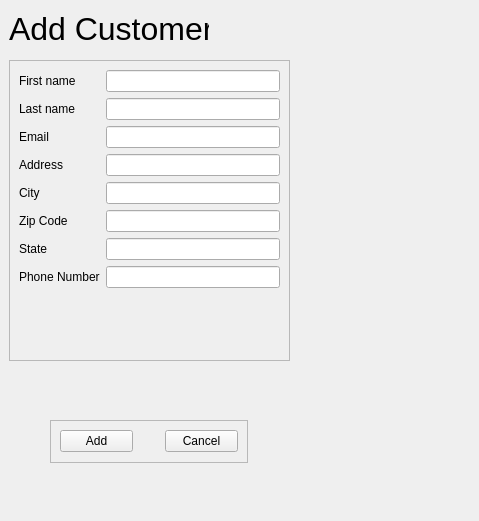
The window that addcustomer.ui (ButterSydUp/Blockbusted) describes before a commit, drawn with Qt 5.
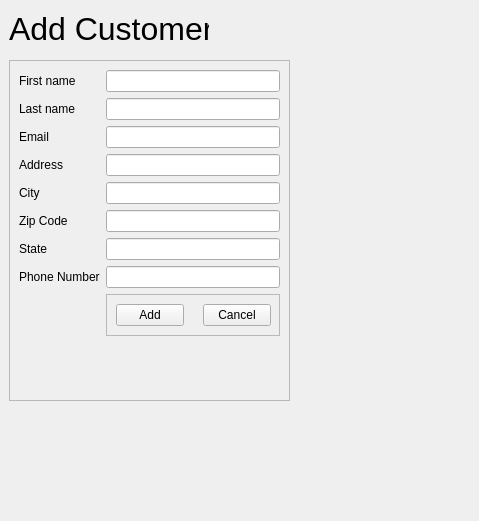
The same window after the commit.

```diff
--- a/addcustomer.ui
+++ b/addcustomer.ui
@@ -37,7 +37,7 @@
      <x>9</x>
      <y>60</y>
      <width>281</width>
-     <height>301</height>
+     <height>341</height>
     </rect>
    </property>
    <property name="frameShape">
@@ -149,17 +149,15 @@
       </property>
      </widget>
     </item>
-   </layout>
-  </widget>
+    <item row="16" column="0">
+     <widget class="QLabel" name="errorLabel">
+      <property name="text">
+       <string/>
+      </property>
+     </widget>
+    </item>
+    <item row="16" column="1">
   <widget class="QFrame" name="frame_2">
-   <property name="geometry">
-    <rect>
-     <x>50</x>
-     <y>420</y>
-     <width>198</width>
-     <height>43</height>
-    </rect>
-   </property>
    <property name="frameShape">
     <enum>QFrame::StyledPanel</enum>
    </property>
@@ -181,17 +179,27 @@
       </property>
      </widget>
     </item>
-    <item>
-     <widget class="QLabel" name="errorLabel_2">
-      <property name="text">
-       <string/>
-      </property>
-     </widget>
-    </item>
     <item>
      <widget class="QPushButton" name="cancelButton">
       <property name="text">
        <string>Cancel</string>
+         </property>
+        </widget>
+       </item>
+      </layout>
+     </widget>
+    </item>
+    <item row="17" column="0">
+     <widget class="QLabel" name="errorLabel2">
+      <property name="text">
+       <string/>
+      </property>
+     </widget>
+    </item>
+    <item row="17" column="1">
+     <widget class="QLabel" name="errorLabel_2">
+      <property name="text">
+       <string/>
       </property>
      </widget>
     </item>
```
Left out of the diff: 64 changed lines with no effect on the pictures. Lines whose indentation alone changed are shown as unchanged.
